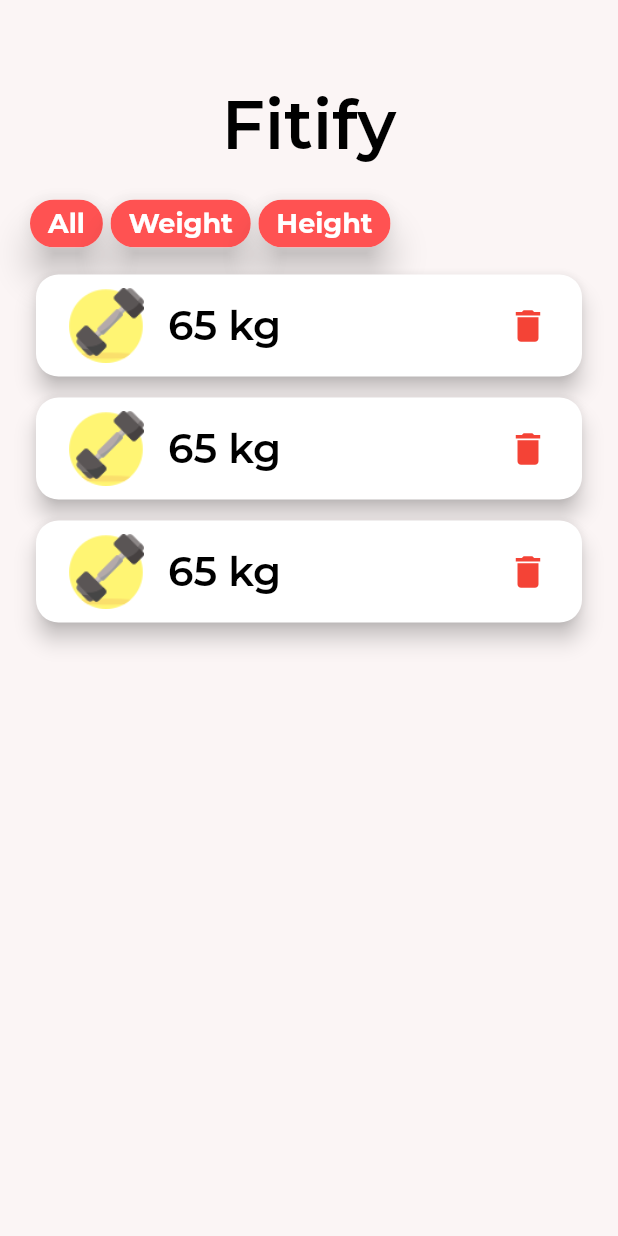
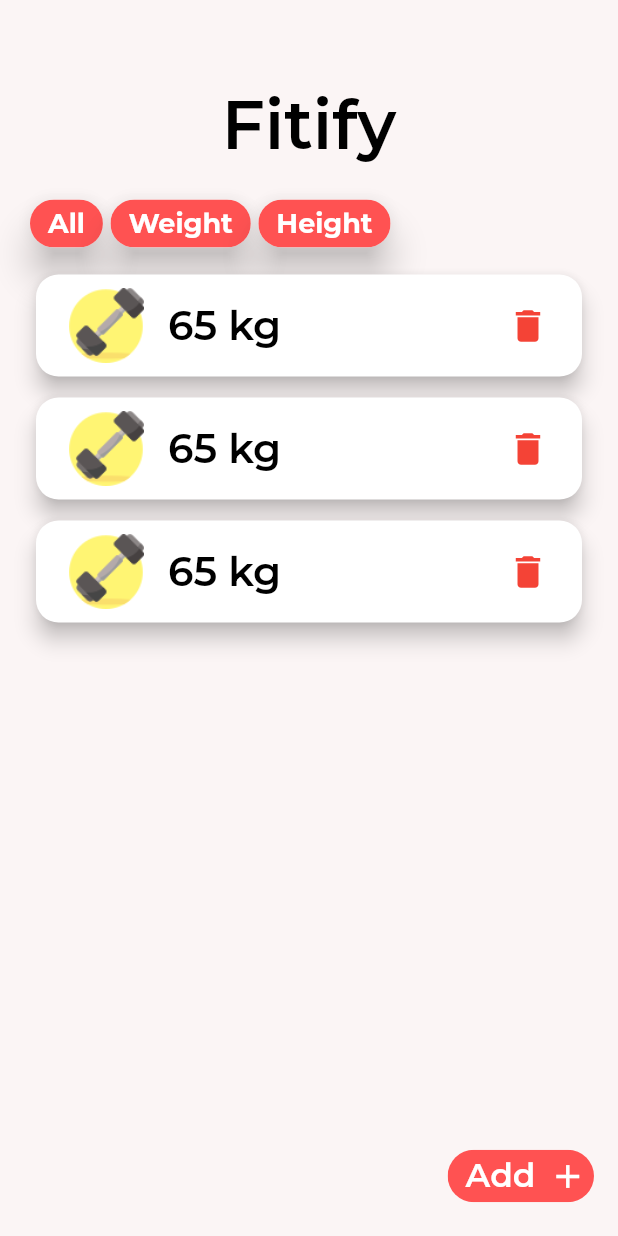
Before and after one commit to KYOHEI-jp/flutter_tracker, a Flutter app: the screen it shows after launch, on a phone screen of 412 x 824 dp. Run offline on Flutter 3.47's test engine with Material 2 defaults, Android fonts, the phone set to English and light mode, and no system bars; our stand-ins replace google_fonts, hydrated_bloc.

Commit message:
FloatingButtonのAddを追加

```diff
--- a/lib/screens/homescreen.dart
+++ b/lib/screens/homescreen.dart
@@ -27,6 +27,19 @@ class _HomeScreenState extends State<HomeScreen> {
   Widget build(BuildContext context) {
     return Scaffold(
       backgroundColor: Color(0xffFBF5F5),
+      floatingActionButton: Chip(
+        backgroundColor: Colors.redAccent,
+        onDeleted: () => print("Clicked"),
+        deleteIcon: Icon(
+          Icons.add,
+          color: Colors.white,
+          size: 26,
+        ),
+        label: Text(
+          "Add",
+          style: textStyle(22, Colors.white, FontWeight.w600),
+        ),
+      ),
       body: SingleChildScrollView(
         physics: ScrollPhysics(),
         child: Padding(
@@ -75,7 +88,8 @@ class _HomeScreenState extends State<HomeScreen> {
                               ),
                               title: Text(
                                 "65 kg",
-                                style: textStyle(27, Colors.black, FontWeight.w600),
+                                style: textStyle(
+                                    27, Colors.black, FontWeight.w600),
                               ),
                               trailing: Icon(
                                 Icons.delete,
```
